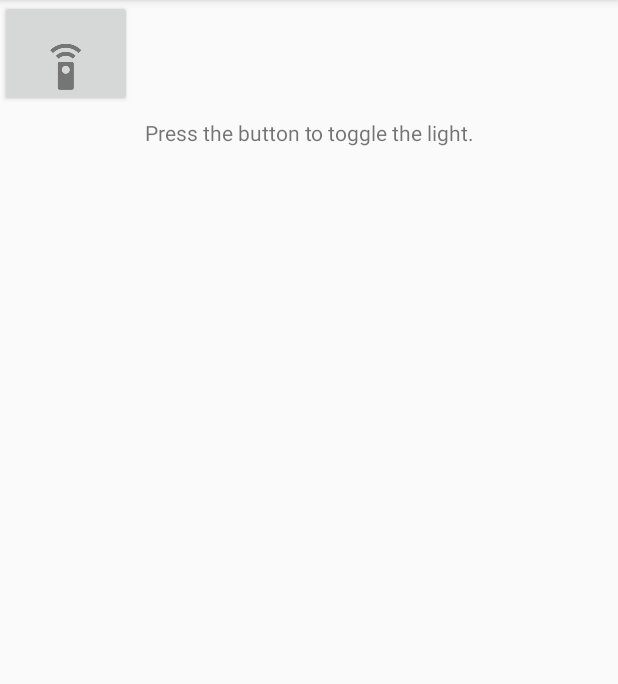
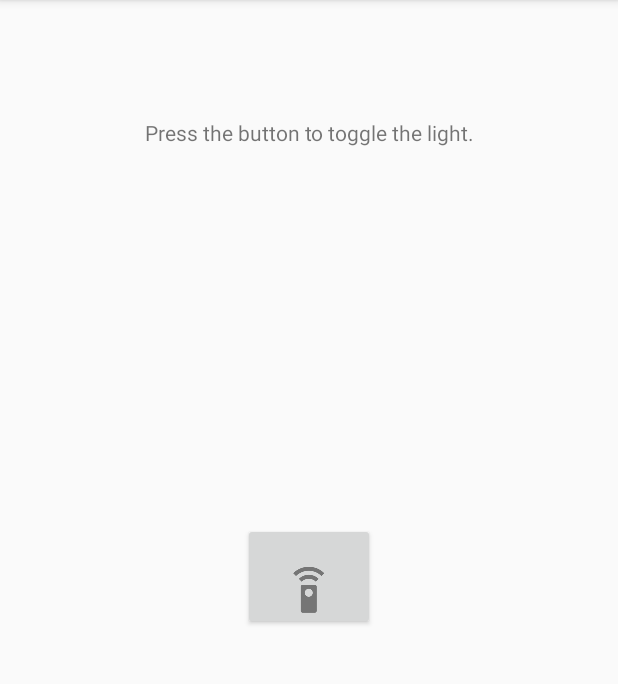
Before and after one commit to RickGZ/Flashlight, an Android app: the screen it shows after launch (MainActivity), on a phone screen of 412 x 824 dp, the part 84-768 px from its top. Run offline under Robolectric (Android 15) with nearby library versions, the phone set to English and light mode, and no system bars.

Commit message:
centered button

```diff
--- a/app/src/main/res/layout/activity_main.xml
+++ b/app/src/main/res/layout/activity_main.xml
@@ -21,9 +21,13 @@
         android:id="@+id/button"
         android:layout_width="wrap_content"
         android:layout_height="wrap_content"
+        android:drawableBottom="@drawable/ic_flashlight"
         android:text=""
-        android:drawableBottom="@drawable/ic_flashlight"
-        tools:layout_editor_absoluteY="231dp"
-        tools:layout_editor_absoluteX="148dp" />
+        app:layout_constraintRight_toRightOf="parent"
+        app:layout_constraintLeft_toLeftOf="parent"
+        app:layout_constraintBottom_toBottomOf="parent"
+        app:layout_constraintTop_toTopOf="parent"
+        app:layout_constraintHorizontal_bias="0.5"
+        app:layout_constraintVertical_bias="0.5" />
 
 </android.support.constraint.ConstraintLayout>
```
